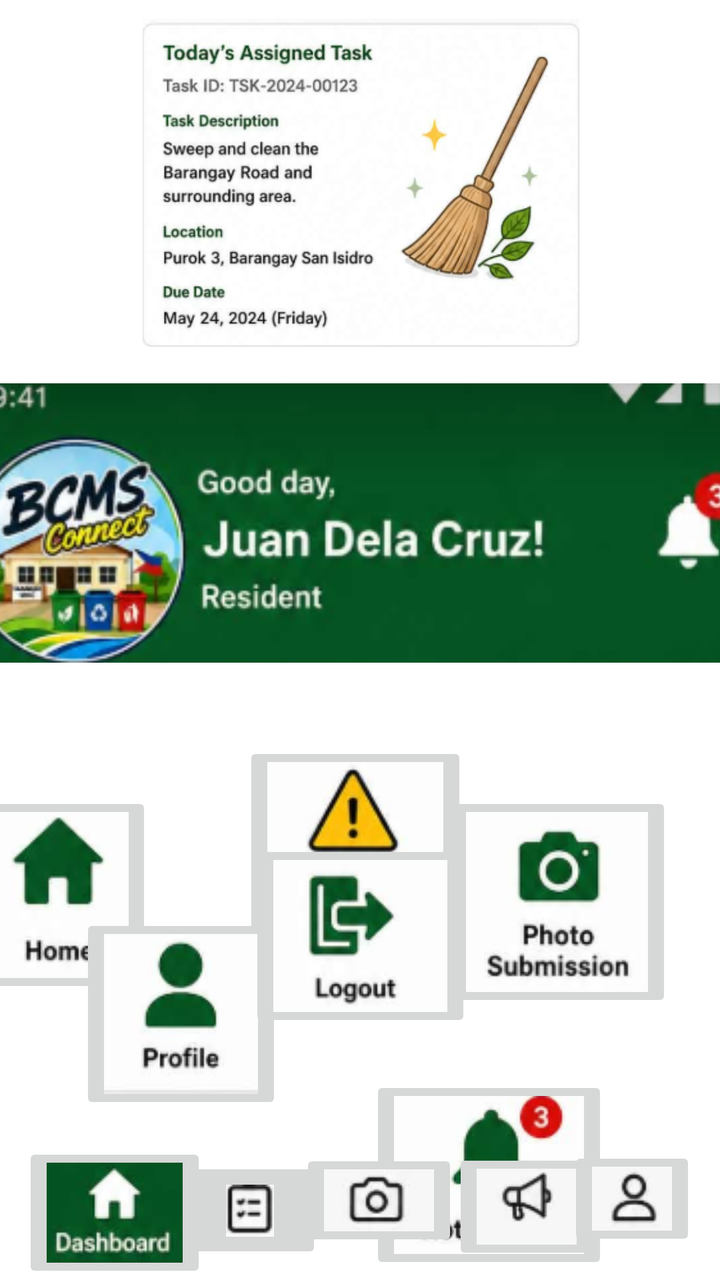
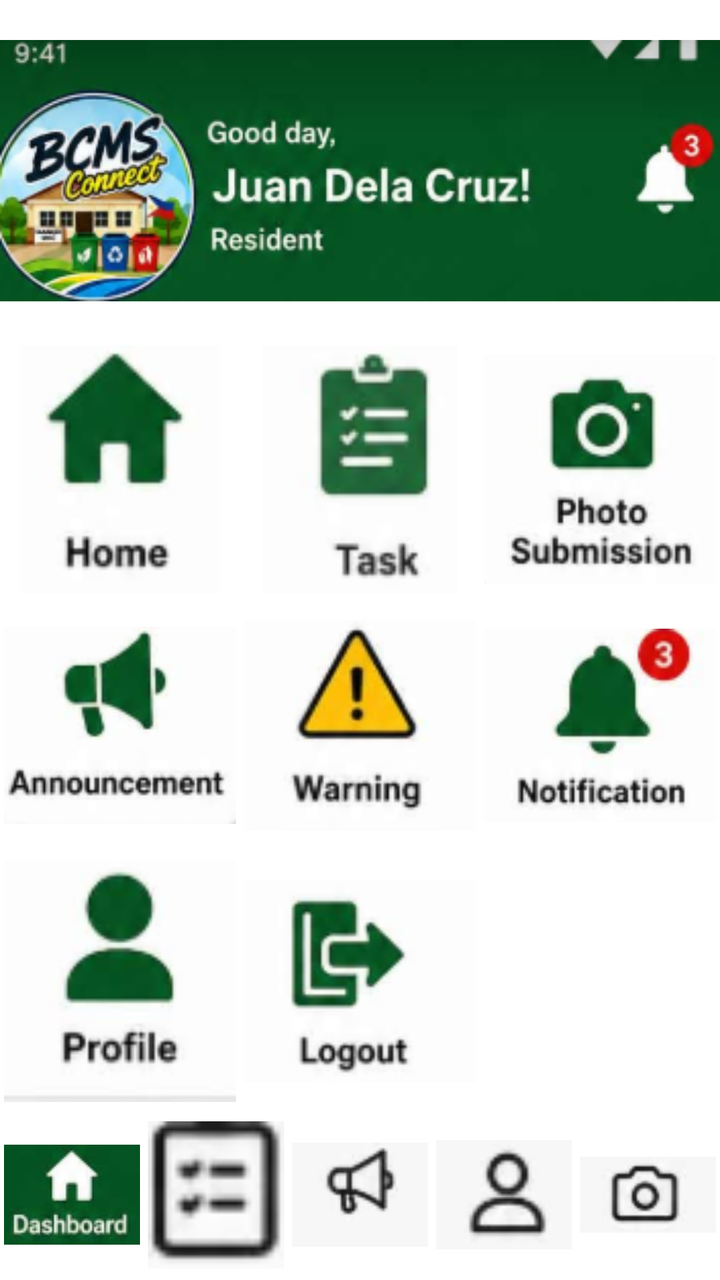

Compare the two renders of this Android layout. The source of the first and the diff that turns it into the second are given below.
<!-- AndroidManifest.xml: application theme Theme.BCMSCONNECT -->
<!-- res/layout/activity_dash_board.xml -->
<?xml version="1.0" encoding="utf-8"?>
<androidx.constraintlayout.widget.ConstraintLayout xmlns:android="http://schemas.android.com/apk/res/android"
    xmlns:app="http://schemas.android.com/apk/res-auto"
    xmlns:tools="http://schemas.android.com/tools"
    android:layout_width="match_parent"
    android:layout_height="match_parent">

    <ImageView
        android:id="@+id/imageView"
        android:layout_width="407dp"
        android:layout_height="164dp"
        app:layout_constraintBottom_toTopOf="@+id/imageView2"
        app:layout_constraintEnd_toEndOf="parent"
        app:layout_constraintStart_toStartOf="parent"
        app:layout_constraintTop_toTopOf="parent"
        app:layout_constraintVertical_bias="0.35"
        app:srcCompat="@drawable/img_28" />

    <ImageView
        android:id="@+id/imageView2"
        android:layout_width="386dp"
        android:layout_height="141dp"
        android:layout_marginTop="188dp"
        app:layout_constraintBottom_toTopOf="@+id/imageButton2"
        app:layout_constraintEnd_toEndOf="parent"
        app:layout_constraintHorizontal_bias="0.493"
        app:layout_constraintStart_toStartOf="parent"
        app:layout_constraintTop_toTopOf="parent"
        app:layout_constraintVertical_bias="0.045"
        app:srcCompat="@drawable/img_29" />

    <ImageButton
        android:id="@+id/imageButton2"
        android:layout_width="wrap_content"
        android:layout_height="wrap_content"
        android:layout_marginTop="396dp"
        android:layout_marginEnd="52dp"
        android:contentDescription="Open image"
        app:layout_constraintBottom_toTopOf="@+id/imageButton17"
        app:layout_constraintEnd_toStartOf="@+id/imageButton15"
        app:layout_constraintHorizontal_bias="1.0"
        app:layout_constraintStart_toStartOf="parent"
        app:layout_constraintTop_toTopOf="parent"
        app:layout_constraintVertical_bias="0.0"
        app:srcCompat="@drawable/img_1" />

    <ImageButton
        android:id="@+id/imageButton15"
        android:layout_width="wrap_content"
        android:layout_height="wrap_content"
        android:layout_marginStart="176dp"
        android:layout_marginTop="72dp"
        android:layout_marginEnd="146dp"
        android:contentDescription="Open image"
        app:layout_constraintBottom_toTopOf="@+id/imageButton18"
        app:layout_constraintEnd_toEndOf="@+id/imageButton16"
        app:layout_constraintHorizontal_bias="0.659"
        app:layout_constraintStart_toStartOf="parent"
        app:layout_constraintTop_toBottomOf="@+id/imageView2"
        app:layout_constraintVertical_bias="0.0"
        app:srcCompat="@drawable/img_2" />

    <ImageButton
        android:id="@+id/imageButton16"
        android:layout_width="wrap_content"
        android:layout_height="wrap_content"
        android:layout_marginTop="64dp"
        android:contentDescription="Open image"
        app:layout_constraintBottom_toTopOf="@+id/imageButton25"
        app:layout_constraintEnd_toEndOf="parent"
        app:layout_constraintHorizontal_bias="0.902"
        app:layout_constraintStart_toStartOf="parent"
        app:layout_constraintTop_toBottomOf="@+id/imageView2"
        app:layout_constraintVertical_bias="0.0"
        app:srcCompat="@drawable/img_3" />

    <ImageButton
        android:id="@+id/imageButton17"
        android:layout_width="wrap_content"
        android:layout_height="wrap_content"
        android:layout_marginTop="540dp"
        android:layout_marginEnd="16dp"
        android:contentDescription="Open image"
        app:layout_constraintBottom_toTopOf="@+id/imageButton20"
        app:layout_constraintEnd_toStartOf="@+id/imageButton18"
        app:layout_constraintHorizontal_bias="1.0"
        app:layout_constraintStart_toStartOf="parent"
        app:layout_constraintTop_toTopOf="parent"
        app:layout_constraintVertical_bias="0.034"
        app:srcCompat="@drawable/img_4" />

    <ImageButton
        android:id="@+id/imageButton18"
        android:layout_width="wrap_content"
        android:layout_height="wrap_content"
        android:contentDescription="Open image"
        app:layout_constraintBottom_toBottomOf="parent"
        app:layout_constraintEnd_toEndOf="parent"
        app:layout_constraintHorizontal_bias="0.49"
        app:layout_constraintStart_toStartOf="parent"
        app:layout_constraintTop_toTopOf="parent"
        app:layout_constraintVertical_bias="0.687"
        app:srcCompat="@drawable/img_5" />

    <ImageButton
        android:id="@+id/imageButton19"
        android:layout_width="wrap_content"
        android:layout_height="wrap_content"
        android:layout_marginTop="32dp"
        android:layout_marginEnd="56dp"
        android:contentDescription="Open image"
        app:layout_constraintBottom_toBottomOf="parent"
        app:layout_constraintEnd_toEndOf="parent"
        app:layout_constraintHorizontal_bias="1.0"
        app:layout_constraintStart_toEndOf="@+id/imageButton18"
        app:layout_constraintTop_toBottomOf="@+id/imageButton16"
        app:layout_constraintVertical_bias="0.015"
        app:srcCompat="@drawable/img_8" />

    <ImageButton
        android:id="@+id/imageButton20"
        android:layout_width="wrap_content"
        android:layout_height="wrap_content"
        android:layout_marginStart="40dp"
        android:contentDescription="Open image"
        app:layout_constraintBottom_toBottomOf="parent"
        app:layout_constraintEnd_toStartOf="@+id/imageButton21"
        app:layout_constraintHorizontal_bias="0.0"
        app:layout_constraintStart_toStartOf="parent"
        app:layout_constraintTop_toTopOf="parent"
        app:layout_constraintVertical_bias="0.846"
        app:srcCompat="@drawable/img_7" />

    <ImageButton
        android:id="@+id/imageButton21"
        android:layout_width="wrap_content"
        android:layout_height="wrap_content"
        android:layout_marginBottom="124dp"
        android:contentDescription="Open image"
        app:layout_constraintBottom_toBottomOf="parent"
        app:layout_constraintEnd_toEndOf="parent"
        app:layout_constraintStart_toStartOf="parent"
        app:layout_constraintTop_toBottomOf="@+id/imageButton18"
        app:layout_constraintVertical_bias="1.0"
        app:srcCompat="@drawable/img_6" />
    <ImageButton
        android:id="@+id/imageButton22"
        android:layout_width="wrap_content"
        android:layout_height="wrap_content"
        android:layout_marginTop="16dp"
        android:contentDescription="Open image"
        app:layout_constraintBottom_toBottomOf="parent"
        app:layout_constraintEnd_toEndOf="parent"
        app:layout_constraintHorizontal_bias="0.042"
        app:layout_constraintStart_toStartOf="parent"
        app:layout_constraintTop_toBottomOf="@+id/imageButton20"
        app:layout_constraintVertical_bias="0.583"
        app:srcCompat="@drawable/img_9" />

    <ImageButton
        android:id="@+id/imageButton23"
        android:layout_width="72dp"
        android:layout_height="53dp"
        android:contentDescription="Open image"
        app:layout_constraintBottom_toBottomOf="parent"
        app:layout_constraintEnd_toEndOf="parent"
        app:layout_constraintHorizontal_bias="0.309"
        app:layout_constraintStart_toStartOf="parent"
        app:layout_constraintTop_toBottomOf="@+id/imageButton20"
        app:layout_constraintVertical_bias="0.717"
        app:srcCompat="@drawable/img_18" />

    <ImageButton
        android:id="@+id/imageButton25"
        android:layout_width="wrap_content"
        android:layout_height="wrap_content"
        android:contentDescription="Open image"
        app:layout_constraintBottom_toBottomOf="parent"
        app:layout_constraintEnd_toEndOf="parent"
        app:layout_constraintHorizontal_bias="0.791"
        app:layout_constraintStart_toStartOf="parent"
        app:layout_constraintTop_toBottomOf="@+id/imageButton21"
        app:layout_constraintVertical_bias="0.882"
        app:srcCompat="@drawable/img_11" />

    <ImageButton
        android:id="@+id/imageButton26"
        android:layout_width="wrap_content"
        android:layout_height="wrap_content"
        android:contentDescription="Open image"
        app:layout_constraintBottom_toBottomOf="parent"
        app:layout_constraintEnd_toEndOf="parent"
        app:layout_constraintHorizontal_bias="0.96"
        app:layout_constraintStart_toStartOf="parent"
        app:layout_constraintTop_toBottomOf="@+id/imageButton21"
        app:layout_constraintVertical_bias="0.797"
        app:srcCompat="@drawable/img_13" />

    <ImageButton
        android:id="@+id/imageButton27"
        android:layout_width="wrap_content"
        android:layout_height="wrap_content"
        android:layout_marginTop="57dp"
        android:contentDescription="Open image"
        app:layout_constraintBottom_toBottomOf="parent"
        app:layout_constraintEnd_toEndOf="parent"
        app:layout_constraintHorizontal_bias="0.534"
        app:layout_constraintStart_toStartOf="parent"
        app:layout_constraintTop_toBottomOf="@+id/imageButton21"
        app:layout_constraintVertical_bias="0.111"
        app:srcCompat="@drawable/img_12" />
</androidx.constraintlayout.widget.ConstraintLayout>
<!-- resources referenced by this layout -->
<resources>
  <!-- drawable img_1: png bitmap (drawable, 5902 bytes) -->
  <!-- drawable img_11: png bitmap (drawable, 1443 bytes) -->
  <!-- drawable img_12: png bitmap (drawable, 1741 bytes) -->
  <!-- drawable img_13: png bitmap (drawable, 1348 bytes) -->
  <!-- drawable img_18: png bitmap (drawable, 1212 bytes) -->
  <!-- drawable img_2: png bitmap (drawable, 6271 bytes) -->
  <!-- drawable img_28: png bitmap (drawable, 80163 bytes) -->
  <!-- drawable img_29: png bitmap (drawable, 63890 bytes) -->
  <!-- drawable img_3: png bitmap (drawable, 8573 bytes) -->
  <!-- drawable img_4: png bitmap (drawable, 7485 bytes) -->
  <!-- drawable img_5: png bitmap (drawable, 6885 bytes) -->
  <!-- drawable img_6: png bitmap (drawable, 6548 bytes) -->
  <!-- drawable img_7: png bitmap (drawable, 5610 bytes) -->
  <!-- drawable img_8: png bitmap (drawable, 8498 bytes) -->
  <!-- drawable img_9: png bitmap (drawable, 6595 bytes) -->
  <style name="Theme.BCMSCONNECT" parent="Theme.MaterialComponents.DayNight.DarkActionBar">
          
          <item name="colorPrimary">@color/purple_500</item>
          <item name="colorPrimaryVariant">@color/purple_700</item>
          <item name="colorOnPrimary">@color/white</item>
          
          <item name="colorSecondary">@color/teal_200</item>
          <item name="colorSecondaryVariant">@color/teal_700</item>
          <item name="colorOnSecondary">@color/black</item>
          
          <item name="android:statusBarColor">?attr/colorPrimaryVariant</item>
          
      </style>
  <color name="purple_500">#FF6200EE</color>
  <color name="purple_700">#FF3700B3</color>
  <color name="white">#FFFFFFFF</color>
  <color name="teal_200">#FF03DAC5</color>
  <color name="teal_700">#FF018786</color>
  <color name="black">#FF000000</color>
</resources>

<!-- the commit's change to res/layout/activity_dash_board.xml (unified diff, before → after) -->
@@ -2,211 +2,214 @@
 <androidx.constraintlayout.widget.ConstraintLayout xmlns:android="http://schemas.android.com/apk/res/android"
     xmlns:app="http://schemas.android.com/apk/res-auto"
     xmlns:tools="http://schemas.android.com/tools"
+    android:id="@+id/main"
     android:layout_width="match_parent"
-    android:layout_height="match_parent">
-
-    <ImageView
-        android:id="@+id/imageView"
-        android:layout_width="407dp"
-        android:layout_height="164dp"
-        app:layout_constraintBottom_toTopOf="@+id/imageView2"
-        app:layout_constraintEnd_toEndOf="parent"
-        app:layout_constraintStart_toStartOf="parent"
-        app:layout_constraintTop_toTopOf="parent"
-        app:layout_constraintVertical_bias="0.35"
-        app:srcCompat="@drawable/img_28" />
-
-    <ImageView
-        android:id="@+id/imageView2"
-        android:layout_width="386dp"
-        android:layout_height="141dp"
-        android:layout_marginTop="188dp"
-        app:layout_constraintBottom_toTopOf="@+id/imageButton2"
-        app:layout_constraintEnd_toEndOf="parent"
-        app:layout_constraintHorizontal_bias="0.493"
-        app:layout_constraintStart_toStartOf="parent"
-        app:layout_constraintTop_toTopOf="parent"
-        app:layout_constraintVertical_bias="0.045"
-        app:srcCompat="@drawable/img_29" />
-
-    <ImageButton
-        android:id="@+id/imageButton2"
-        android:layout_width="wrap_content"
-        android:layout_height="wrap_content"
-        android:layout_marginTop="396dp"
-        android:layout_marginEnd="52dp"
-        android:contentDescription="Open image"
-        app:layout_constraintBottom_toTopOf="@+id/imageButton17"
-        app:layout_constraintEnd_toStartOf="@+id/imageButton15"
-        app:layout_constraintHorizontal_bias="1.0"
-        app:layout_constraintStart_toStartOf="parent"
-        app:layout_constraintTop_toTopOf="parent"
-        app:layout_constraintVertical_bias="0.0"
-        app:srcCompat="@drawable/img_1" />
-
-    <ImageButton
-        android:id="@+id/imageButton15"
-        android:layout_width="wrap_content"
-        android:layout_height="wrap_content"
-        android:layout_marginStart="176dp"
-        android:layout_marginTop="72dp"
-        android:layout_marginEnd="146dp"
-        android:contentDescription="Open image"
-        app:layout_constraintBottom_toTopOf="@+id/imageButton18"
-        app:layout_constraintEnd_toEndOf="@+id/imageButton16"
-        app:layout_constraintHorizontal_bias="0.659"
-        app:layout_constraintStart_toStartOf="parent"
-        app:layout_constraintTop_toBottomOf="@+id/imageView2"
-        app:layout_constraintVertical_bias="0.0"
-        app:srcCompat="@drawable/img_2" />
-
-    <ImageButton
-        android:id="@+id/imageButton16"
-        android:layout_width="wrap_content"
-        android:layout_height="wrap_content"
-        android:layout_marginTop="64dp"
-        android:contentDescription="Open image"
-        app:layout_constraintBottom_toTopOf="@+id/imageButton25"
-        app:layout_constraintEnd_toEndOf="parent"
-        app:layout_constraintHorizontal_bias="0.902"
-        app:layout_constraintStart_toStartOf="parent"
-        app:layout_constraintTop_toBottomOf="@+id/imageView2"
-        app:layout_constraintVertical_bias="0.0"
-        app:srcCompat="@drawable/img_3" />
-
-    <ImageButton
-        android:id="@+id/imageButton17"
-        android:layout_width="wrap_content"
-        android:layout_height="wrap_content"
-        android:layout_marginTop="540dp"
-        android:layout_marginEnd="16dp"
-        android:contentDescription="Open image"
-        app:layout_constraintBottom_toTopOf="@+id/imageButton20"
-        app:layout_constraintEnd_toStartOf="@+id/imageButton18"
-        app:layout_constraintHorizontal_bias="1.0"
-        app:layout_constraintStart_toStartOf="parent"
-        app:layout_constraintTop_toTopOf="parent"
-        app:layout_constraintVertical_bias="0.034"
-        app:srcCompat="@drawable/img_4" />
-
-    <ImageButton
-        android:id="@+id/imageButton18"
-        android:layout_width="wrap_content"
-        android:layout_height="wrap_content"
-        android:contentDescription="Open image"
-        app:layout_constraintBottom_toBottomOf="parent"
-        app:layout_constraintEnd_toEndOf="parent"
-        app:layout_constraintHorizontal_bias="0.49"
-        app:layout_constraintStart_toStartOf="parent"
-        app:layout_constraintTop_toTopOf="parent"
-        app:layout_constraintVertical_bias="0.687"
-        app:srcCompat="@drawable/img_5" />
-
-    <ImageButton
-        android:id="@+id/imageButton19"
-        android:layout_width="wrap_content"
-        android:layout_height="wrap_content"
-        android:layout_marginTop="32dp"
-        android:layout_marginEnd="56dp"
-        android:contentDescription="Open image"
-        app:layout_constraintBottom_toBottomOf="parent"
-        app:layout_constraintEnd_toEndOf="parent"
-        app:layout_constraintHorizontal_bias="1.0"
-        app:layout_constraintStart_toEndOf="@+id/imageButton18"
-        app:layout_constraintTop_toBottomOf="@+id/imageButton16"
-        app:layout_constraintVertical_bias="0.015"
-        app:srcCompat="@drawable/img_8" />
-
-    <ImageButton
-        android:id="@+id/imageButton20"
-        android:layout_width="wrap_content"
-        android:layout_height="wrap_content"
-        android:layout_marginStart="40dp"
-        android:contentDescription="Open image"
-        app:layout_constraintBottom_toBottomOf="parent"
-        app:layout_constraintEnd_toStartOf="@+id/imageButton21"
-        app:layout_constraintHorizontal_bias="0.0"
-        app:layout_constraintStart_toStartOf="parent"
-        app:layout_constraintTop_toTopOf="parent"
-        app:layout_constraintVertical_bias="0.846"
-        app:srcCompat="@drawable/img_7" />
-
-    <ImageButton
-        android:id="@+id/imageButton21"
-        android:layout_width="wrap_content"
-        android:layout_height="wrap_content"
-        android:layout_marginBottom="124dp"
-        android:contentDescription="Open image"
-        app:layout_constraintBottom_toBottomOf="parent"
-        app:layout_constraintEnd_toEndOf="parent"
-        app:layout_constraintStart_toStartOf="parent"
-        app:layout_constraintTop_toBottomOf="@+id/imageButton18"
-        app:layout_constraintVertical_bias="1.0"
-        app:srcCompat="@drawable/img_6" />
-    <ImageButton
-        android:id="@+id/imageButton22"
-        android:layout_width="wrap_content"
-        android:layout_height="wrap_content"
-        android:layout_marginTop="16dp"
-        android:contentDescription="Open image"
-        app:layout_constraintBottom_toBottomOf="parent"
-        app:layout_constraintEnd_toEndOf="parent"
-        app:layout_constraintHorizontal_bias="0.042"
-        app:layout_constraintStart_toStartOf="parent"
-        app:layout_constraintTop_toBottomOf="@+id/imageButton20"
-        app:layout_constraintVertical_bias="0.583"
-        app:srcCompat="@drawable/img_9" />
-
-    <ImageButton
-        android:id="@+id/imageButton23"
-        android:layout_width="72dp"
-        android:layout_height="53dp"
-        android:contentDescription="Open image"
-        app:layout_constraintBottom_toBottomOf="parent"
-        app:layout_constraintEnd_toEndOf="parent"
-        app:layout_constraintHorizontal_bias="0.309"
-        app:layout_constraintStart_toStartOf="parent"
-        app:layout_constraintTop_toBottomOf="@+id/imageButton20"
-        app:layout_constraintVertical_bias="0.717"
-        app:srcCompat="@drawable/img_18" />
-
-    <ImageButton
-        android:id="@+id/imageButton25"
-        android:layout_width="wrap_content"
-        android:layout_height="wrap_content"
-        android:contentDescription="Open image"
-        app:layout_constraintBottom_toBottomOf="parent"
-        app:layout_constraintEnd_toEndOf="parent"
-        app:layout_constraintHorizontal_bias="0.791"
-        app:layout_constraintStart_toStartOf="parent"
-        app:layout_constraintTop_toBottomOf="@+id/imageButton21"
-        app:layout_constraintVertical_bias="0.882"
-        app:srcCompat="@drawable/img_11" />
-
-    <ImageButton
-        android:id="@+id/imageButton26"
-        android:layout_width="wrap_content"
-        android:layout_height="wrap_content"
-        android:contentDescription="Open image"
-        app:layout_constraintBottom_toBottomOf="parent"
-        app:layout_constraintEnd_toEndOf="parent"
-        app:layout_constraintHorizontal_bias="0.96"
-        app:layout_constraintStart_toStartOf="parent"
-        app:layout_constraintTop_toBottomOf="@+id/imageButton21"
-        app:layout_constraintVertical_bias="0.797"
-        app:srcCompat="@drawable/img_13" />
-
-    <ImageButton
-        android:id="@+id/imageButton27"
-        android:layout_width="wrap_content"
-        android:layout_height="wrap_content"
-        android:layout_marginTop="57dp"
-        android:contentDescription="Open image"
-        app:layout_constraintBottom_toBottomOf="parent"
-        app:layout_constraintEnd_toEndOf="parent"
-        app:layout_constraintHorizontal_bias="0.534"
-        app:layout_constraintStart_toStartOf="parent"
-        app:layout_constraintTop_toBottomOf="@+id/imageButton21"
-        app:layout_constraintVertical_bias="0.111"
-        app:srcCompat="@drawable/img_12" />
+    android:layout_height="match_parent"
+    tools:context=".DashBoard">
+
+    <LinearLayout xmlns:android="http://schemas.android.com/apk/res/android"
+        android:layout_width="match_parent"
+        android:layout_height="match_parent"
+        android:orientation="vertical"
+        android:background="#FFFFFF"
+        android:padding="0dp">
+
+        
+        <ImageView
+            android:id="@+id/imageView6"
+            android:layout_width="match_parent"
+            android:layout_height="0dp"
+            android:layout_weight="2"
+            android:src="@drawable/img_29"
+            android:scaleType="fitCenter"
+            android:contentDescription="Dashboard header" />
+
+        
+
+        
+        <LinearLayout
+            android:layout_width="match_parent"
+            android:layout_height="0dp"
+            android:layout_weight="1.5"
+            android:orientation="horizontal"
+            android:gravity="center">
+
+            <ImageButton
+                android:id="@+id/imageButton2"
+                android:layout_width="0dp"
+                android:layout_height="match_parent"
+                android:layout_weight="1"
+                android:padding="2dp"
+                android:background="@android:color/transparent"
+                android:scaleType="fitCenter"
+                android:src="@drawable/img_1"
+                android:contentDescription="Home" />
+
+            <ImageButton
+                android:id="@+id/imageButton15"
+                android:layout_width="0dp"
+                android:layout_height="match_parent"
+                android:layout_weight="1"
+                android:padding="2dp"
+                android:background="@android:color/transparent"
+                android:scaleType="fitCenter"
+                android:src="@drawable/img_2"
+                android:contentDescription="Task" />
+
+            <ImageButton
+                android:id="@+id/imageButton16"
+                android:layout_width="0dp"
+                android:layout_height="match_parent"
+                android:layout_weight="1"
+                android:padding="2dp"
+                android:background="@android:color/transparent"
+                android:scaleType="fitCenter"
+                android:src="@drawable/img_3"
+                android:contentDescription="Photo submission" />
+        </LinearLayout>
+
+        
+        <LinearLayout
+            android:layout_width="match_parent"
+            android:layout_height="0dp"
+            android:layout_weight="1.5"
+            android:orientation="horizontal"
+            android:gravity="center">
+
+            <ImageButton
+                android:id="@+id/imageButton17"
+                android:layout_width="0dp"
+                android:layout_height="match_parent"
+                android:layout_weight="1"
+                android:padding="2dp"
+                android:background="@android:color/transparent"
+                android:scaleType="fitCenter"
+                android:src="@drawable/img_4"
+                android:contentDescription="Announcement" />
+
+            <ImageButton
+                android:id="@+id/imageButton18"
+                android:layout_width="0dp"
+                android:layout_height="match_parent"
+                android:layout_weight="1"
+                android:padding="2dp"
+                android:background="@android:color/transparent"
+                android:scaleType="fitCenter"
+                android:src="@drawable/img_5"
+                android:contentDescription="Warning" />
+
+            <ImageButton
+                android:id="@+id/imageButton19"
+                android:layout_width="0dp"
+                android:layout_height="match_parent"
+                android:layout_weight="1"
+                android:padding="2dp"
+                android:background="@android:color/transparent"
+                android:scaleType="fitCenter"
+                android:src="@drawable/img_8"
+                android:contentDescription="Notification" />
+        </LinearLayout>
+
+        
+        <LinearLayout
+            android:layout_width="match_parent"
+            android:layout_height="0dp"
+            android:layout_weight="1.5"
+            android:orientation="horizontal"
+            android:gravity="center">
+
+            <ImageButton
+                android:id="@+id/imageButton20"
+                android:layout_width="0dp"
+                android:layout_height="match_parent"
+                android:layout_weight="1"
+                android:padding="2dp"
+                android:background="@android:color/transparent"
+                android:scaleType="fitCenter"
+                android:src="@drawable/img_7"
+                android:contentDescription="Profile" />
+
+            <ImageButton
+                android:id="@+id/imageButton21"
+                android:layout_width="0dp"
+                android:layout_height="match_parent"
+                android:layout_weight="1"
+                android:padding="2dp"
+                android:background="@android:color/transparent"
+                android:scaleType="fitCenter"
+                android:src="@drawable/img_6"
+                android:contentDescription="Logout" />
+
+            <View
+                android:layout_width="0dp"
+                android:layout_height="match_parent"
+                android:layout_weight="1" />
+        </LinearLayout>
+
+        
+        <LinearLayout
+            android:layout_width="match_parent"
+            android:layout_height="0dp"
+            android:layout_weight="1"
+            android:orientation="horizontal"
+            android:gravity="center">
+
+            <ImageButton
+                android:id="@+id/imageButton22"
+                android:layout_width="0dp"
+                android:layout_height="match_parent"
+                android:layout_weight="1"
+                android:padding="2dp"
+                android:background="@android:color/transparent"
+                android:scaleType="fitCenter"
+                android:src="@drawable/img_9"
+                android:contentDescription="Dashboard tab" />
+
+            <ImageButton
+                android:id="@+id/imageButton23"
+                android:layout_width="0dp"
+                android:layout_height="match_parent"
+                android:layout_weight="1"
+                android:padding="2dp"
+                android:background="@android:color/transparent"
+                android:scaleType="fitCenter"
+                android:src="@drawable/img_18"
+                android:contentDescription="Tasks tab" />
+
+            <ImageButton
+                android:id="@+id/imageButton25"
+                android:layout_width="0dp"
+                android:layout_height="match_parent"
+                android:layout_weight="1"
+                android:padding="2dp"
+                android:background="@android:color/transparent"
+                android:scaleType="fitCenter"
+                android:src="@drawable/img_11"
+                android:contentDescription="Camera tab" />
+
+            <ImageButton
+                android:id="@+id/imageButton26"
+                android:layout_width="0dp"
+                android:layout_height="match_parent"
+                android:layout_weight="1"
+                android:padding="2dp"
+                android:background="@android:color/transparent"
+                android:scaleType="fitCenter"
+                android:src="@drawable/img_13"
+                android:contentDescription="Announcements tab" />
+
+            <ImageButton
+                android:id="@+id/imageButton27"
+                android:layout_width="0dp"
+                android:layout_height="match_parent"
+                android:layout_weight="1"
+                android:padding="2dp"
+                android:background="@android:color/transparent"
+                android:scaleType="fitCenter"
+                android:src="@drawable/img_12"
+                android:contentDescription="Profile tab" />
+
+        </LinearLayout>
+
+    </LinearLayout>
 </androidx.constraintlayout.widget.ConstraintLayout>
<!-- resource entries referenced after the edit -->
@@ -6,7 +6,6 @@
   <!-- drawable img_13: png bitmap (drawable, 1348 bytes) -->
   <!-- drawable img_18: png bitmap (drawable, 1212 bytes) -->
   <!-- drawable img_2: png bitmap (drawable, 6271 bytes) -->
-  <!-- drawable img_28: png bitmap (drawable, 80163 bytes) -->
   <!-- drawable img_29: png bitmap (drawable, 63890 bytes) -->
   <!-- drawable img_3: png bitmap (drawable, 8573 bytes) -->
   <!-- drawable img_4: png bitmap (drawable, 7485 bytes) -->
